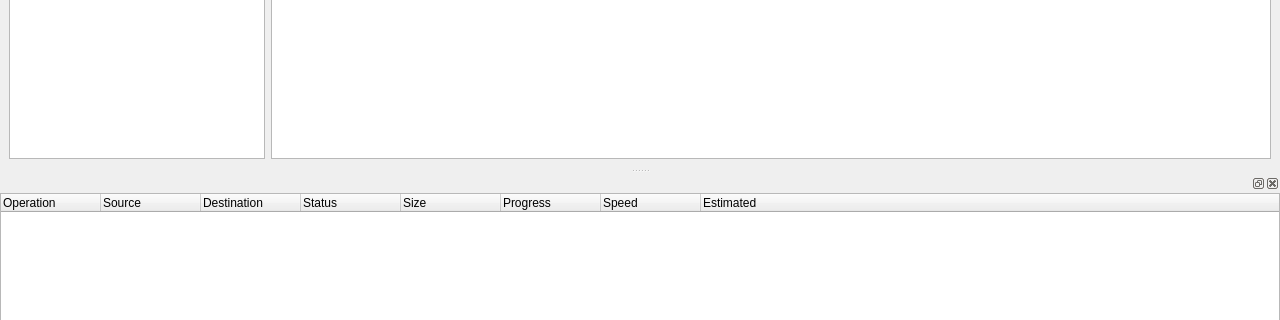
The window that ui/main_window.ui (Communist02/RcloneNavigator) describes before a commit, drawn with Qt 5; both pictures show x 0 to 1280 and y 396 to 716 of the 1280 by 800 pixel window.
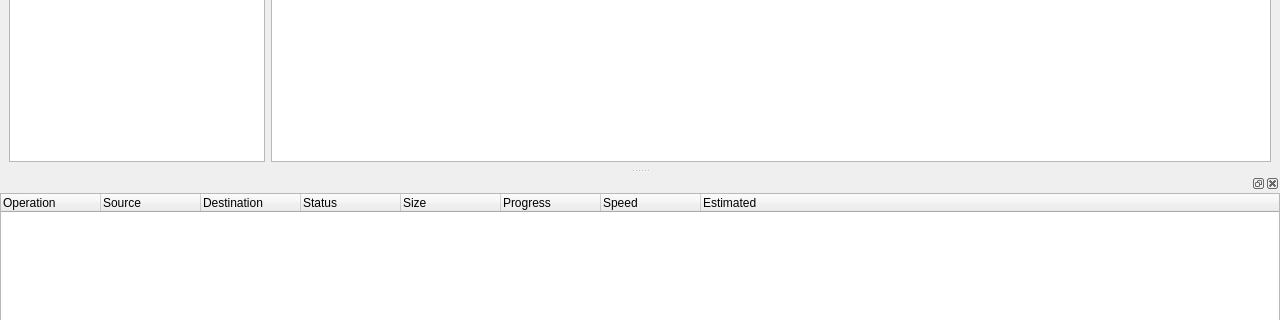
The same window after the commit. Icons and pictures are not drawn.

```diff
--- a/ui/main_window.ui
+++ b/ui/main_window.ui
@@ -43,6 +43,9 @@
         <property name="rightMargin">
          <number>0</number>
         </property>
+        <property name="bottomMargin">
+         <number>6</number>
+        </property>
         <item>
          <layout class="QHBoxLayout" name="horizontalLayout">
           <item>
```
Left out of the diff: 2 changed lines with no effect on the pictures.
